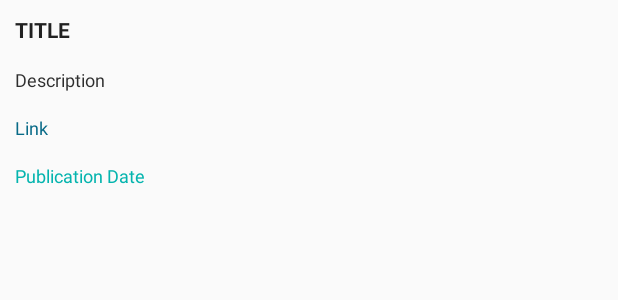
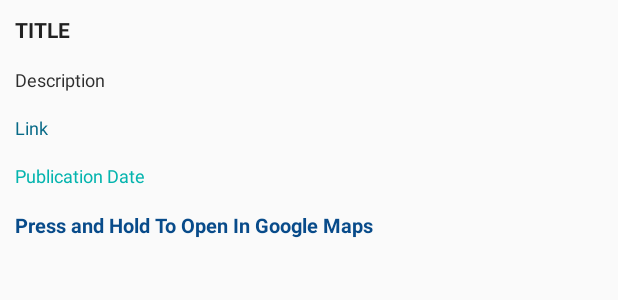
Before and after one commit to kbrawley95/Mobile-Device-Programming, an Android app: the layout row_site.xml on its own in the app's theme, with its tools: preview values and no code run, on a phone screen of 412 x 824 dp. Shown: the top 300 px of the screen. Run offline under Robolectric (Android 15) with nearby library versions, the phone set to English and light mode, and no system bars.

Commit message:
Google Map Implementation
Now users can select and hold item in list to open location in google
maps

```diff
--- a/TrafficRSSProject(XMLPullParser)/app/src/main/res/layout/row_site.xml
+++ b/TrafficRSSProject(XMLPullParser)/app/src/main/res/layout/row_site.xml
@@ -50,4 +50,17 @@
         android:id="@+id/pubDateText"
         android:layout_marginTop="15dp"/>
 
+<TextView
+    android:layout_width="wrap_content"
+    android:layout_height="wrap_content"
+    android:textAppearance="?android:attr/textAppearanceMedium"
+    android:layout_marginTop="15dp"
+    android:layout_below="@+id/pubDateText"
+    android:text="Press and Hold To Open In Google Maps"
+    android:textSize="13dp"
+    android:textStyle="bold"
+
+    android:textColor="#084B8A"
+    />
+
 </RelativeLayout>
```
Also changed, not shown: TrafficRSSProject(XMLPullParser)/app/src/main/java/com/example/kieran/trafficrssprojectxmlpullparser/PlannedRoadworks.java (+10 -2 lines), TrafficRSSProject(XMLPullParser)/app/src/main/java/com/example/kieran/trafficrssprojectxmlpullparser/RSSItem.java (+12 -2 lines), TrafficRSSProject(XMLPullParser)/app/src/main/java/com/example/kieran/trafficrssprojectxmlpullparser/RSSXmlPullParser.java (+10 -4 lines).
